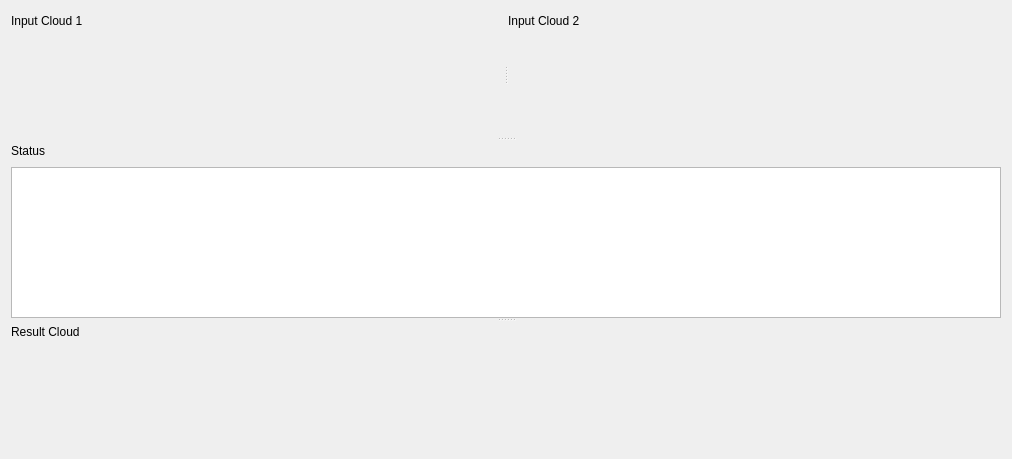
MRPT/autocalib-sensor-extrinsics, file gui/viewer/CViewerContainer.ui: the form before one commit.
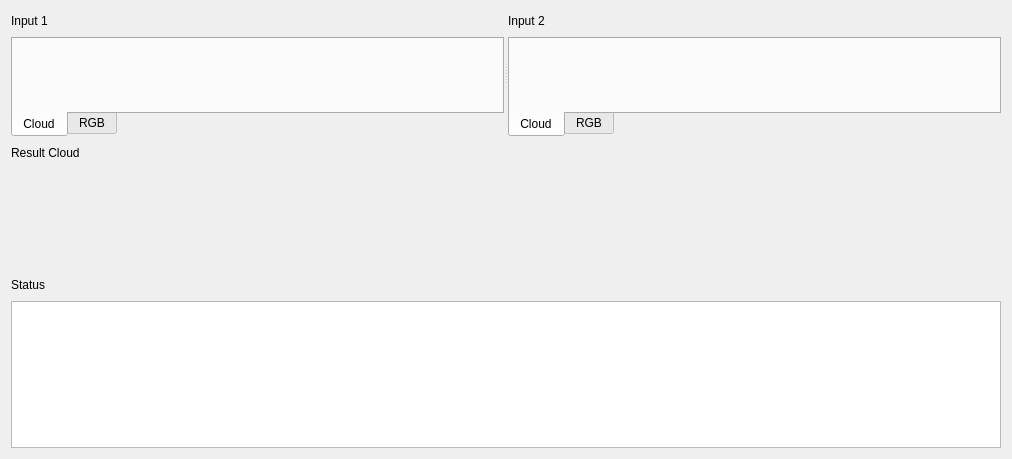
The form after the commit. Custom widgets are drawn as their Qt base class.

The edit to the form file:
```diff
--- a/gui/viewer/CViewerContainer.ui
+++ b/gui/viewer/CViewerContainer.ui
@@ -13,12 +13,8 @@
   <property name="windowTitle">
    <string>Form</string>
   </property>
-  <layout class="QVBoxLayout" name="verticalLayout">
+  <layout class="QVBoxLayout" name="verticalLayout_5">
    <item>
-    <widget class="QSplitter" name="splitter">
-     <property name="orientation">
-      <enum>Qt::Vertical</enum>
-     </property>
      <widget class="QSplitter" name="top_splitter">
       <property name="orientation">
        <enum>Qt::Horizontal</enum>
@@ -30,7 +26,7 @@
           <item>
            <widget class="QLabel" name="input1_label">
             <property name="text">
-             <string>Input Cloud 1</string>
+            <string>Input 1</string>
             </property>
            </widget>
           </item>
@@ -50,7 +46,7 @@
          </layout>
         </item>
         <item>
-         <widget class="QVTKWidget" name="input1_viz" native="true">
+        <widget class="QTabWidget" name="input1_tab_widget">
           <property name="sizePolicy">
            <sizepolicy hsizetype="Preferred" vsizetype="Preferred">
             <horstretch>1</horstretch>
@@ -63,6 +59,30 @@
             <height>100</height>
            </size>
           </property>
+         <property name="tabPosition">
+          <enum>QTabWidget::South</enum>
+         </property>
+         <property name="tabShape">
+          <enum>QTabWidget::Rounded</enum>
+         </property>
+         <property name="currentIndex">
+          <number>0</number>
+         </property>
+         <widget class="QWidget" name="input1_cloud_tab">
+          <attribute name="title">
+           <string>Cloud</string>
+          </attribute>
+          <layout class="QVBoxLayout" name="verticalLayout">
+           <item>
+            <widget class="QVTKWidget" name="input1_viz" native="true"/>
+           </item>
+          </layout>
+         </widget>
+         <widget class="QWidget" name="input1_rgb_tab">
+          <attribute name="title">
+           <string>RGB</string>
+          </attribute>
+         </widget>
          </widget>
         </item>
        </layout>
@@ -74,7 +94,7 @@
           <item>
            <widget class="QLabel" name="input2_label">
             <property name="text">
-             <string>Input Cloud 2</string>
+            <string>Input 2</string>
             </property>
            </widget>
           </item>
@@ -94,7 +114,7 @@
          </layout>
         </item>
         <item>
-         <widget class="QVTKWidget" name="input2_viz" native="true">
+        <widget class="QTabWidget" name="input2_tab_widget">
           <property name="sizePolicy">
            <sizepolicy hsizetype="Preferred" vsizetype="Preferred">
             <horstretch>1</horstretch>
@@ -107,13 +127,79 @@
             <height>100</height>
            </size>
           </property>
+         <property name="tabPosition">
+          <enum>QTabWidget::South</enum>
+         </property>
+         <property name="currentIndex">
+          <number>0</number>
+         </property>
+         <widget class="QWidget" name="input2_cloud_tab">
+          <attribute name="title">
+           <string>Cloud</string>
+          </attribute>
+          <layout class="QVBoxLayout" name="verticalLayout_3">
+           <item>
+            <widget class="QVTKWidget" name="input2_viz" native="true"/>
+           </item>
+          </layout>
          </widget>
+         <widget class="QWidget" name="input2_rgb_tab">
+          <attribute name="title">
+           <string>RGB</string>
+          </attribute>
+         </widget>
+        </widget>
         </item>
        </layout>
       </widget>
      </widget>
-     <widget class="QWidget" name="layoutWidget">
-      <layout class="QVBoxLayout" name="status_group" stretch="0,0">
+   </item>
+   <item>
+    <layout class="QVBoxLayout" name="result_group_2">
+     <item>
+      <layout class="QHBoxLayout" name="result_label_group_2">
+       <item>
+        <widget class="QLabel" name="result_label">
+         <property name="text">
+          <string>Result Cloud</string>
+         </property>
+        </widget>
+       </item>
+       <item>
+        <spacer name="result_label_spacer">
+         <property name="orientation">
+          <enum>Qt::Horizontal</enum>
+         </property>
+         <property name="sizeHint" stdset="0">
+          <size>
+           <width>40</width>
+           <height>20</height>
+          </size>
+         </property>
+        </spacer>
+       </item>
+      </layout>
+     </item>
+     <item>
+      <widget class="QVTKWidget" name="result_viz" native="true">
+       <property name="sizePolicy">
+        <sizepolicy hsizetype="Preferred" vsizetype="Preferred">
+         <horstretch>1</horstretch>
+         <verstretch>1</verstretch>
+        </sizepolicy>
+       </property>
+       <property name="minimumSize">
+        <size>
+         <width>200</width>
+         <height>100</height>
+        </size>
+       </property>
+      </widget>
+     </item>
+    </layout>
+   </item>
+   <item>
+    <layout class="QVBoxLayout" name="status_group">
        <item>
         <layout class="QHBoxLayout" name="status_label_group">
          <item>
@@ -149,52 +235,6 @@
         </widget>
        </item>
       </layout>
-     </widget>
-     <widget class="QWidget" name="layoutWidget">
-      <layout class="QVBoxLayout" name="result_group" stretch="0,0">
-       <item>
-        <layout class="QHBoxLayout" name="result_label_group">
-         <item>
-          <widget class="QLabel" name="result_label">
-           <property name="text">
-            <string>Result Cloud</string>
-           </property>
-          </widget>
-         </item>
-         <item>
-          <spacer name="result_label_spacer">
-           <property name="orientation">
-            <enum>Qt::Horizontal</enum>
-           </property>
-           <property name="sizeHint" stdset="0">
-            <size>
-             <width>40</width>
-             <height>20</height>
-            </size>
-           </property>
-          </spacer>
-         </item>
-        </layout>
-       </item>
-       <item>
-        <widget class="QVTKWidget" name="result_viz" native="true">
-         <property name="sizePolicy">
-          <sizepolicy hsizetype="Preferred" vsizetype="Preferred">
-           <horstretch>1</horstretch>
-           <verstretch>1</verstretch>
-          </sizepolicy>
-         </property>
-         <property name="minimumSize">
-          <size>
-           <width>200</width>
-           <height>100</height>
-          </size>
-         </property>
-        </widget>
-       </item>
-      </layout>
-     </widget>
-    </widget>
    </item>
   </layout>
  </widget>
```
Lines whose indentation alone changed are shown as unchanged.
